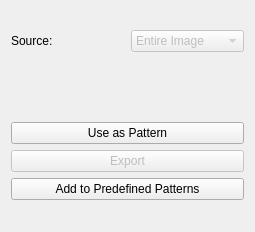
Qt form krita/ui/forms/wdgcustompattern.ui (KDE/krita) before a commit.
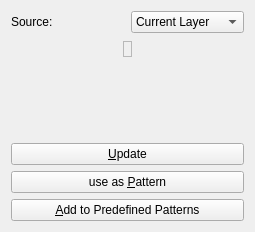
The same form after that commit.

Commit message:
Make the pattern creator smarter
Make it possible to create a pattern from the current layer
as well as the current image and don't use deprecated code
anymore.

We also don't create a pattern on every show event, it's slightly
less convenient but makes opening the pattern editor much faster.

Patch:
```diff
--- a/krita/ui/forms/wdgcustompattern.ui
+++ b/krita/ui/forms/wdgcustompattern.ui
@@ -26,8 +26,13 @@
      <item>
       <widget class="QComboBox" name="comboBox1">
        <property name="enabled">
-        <bool>false</bool>
+        <bool>true</bool>
        </property>
+       <item>
+        <property name="text">
+         <string>Current Layer</string>
+        </property>
+       </item>
        <item>
         <property name="text">
          <string>Entire Image</string>
@@ -72,6 +77,9 @@
          <height>0</height>
         </size>
        </property>
+       <property name="frameShape">
+        <enum>QFrame::StyledPanel</enum>
+       </property>
        <property name="text">
         <string/>
        </property>
@@ -100,27 +108,34 @@
      <property name="margin">
       <number>0</number>
      </property>
+     <item>
+      <widget class="QLabel" name="lblWarning">
+       <property name="text">
+        <string/>
+       </property>
+      </widget>
+     </item>
+     <item>
+      <widget class="QPushButton" name="updateButton">
+       <property name="enabled">
+        <bool>true</bool>
+       </property>
+       <property name="text">
+        <string>&amp;Update</string>
+       </property>
+      </widget>
+     </item>
      <item>
       <widget class="QPushButton" name="patternButton">
        <property name="text">
-        <string>Use as Pattern</string>
-       </property>
-      </widget>
-     </item>
-     <item>
-      <widget class="QPushButton" name="exportButton">
-       <property name="enabled">
-        <bool>false</bool>
-       </property>
-       <property name="text">
-        <string>Export</string>
+        <string>use as &amp;Pattern</string>
        </property>
       </widget>
      </item>
      <item>
       <widget class="QPushButton" name="addButton">
        <property name="text">
-        <string>Add to Predefined Patterns</string>
+        <string>&amp;Add to Predefined Patterns</string>
        </property>
       </widget>
      </item>
```
Left out of the diff: 2 changed lines with no effect on the pictures. The commit also changes 4 other files.
